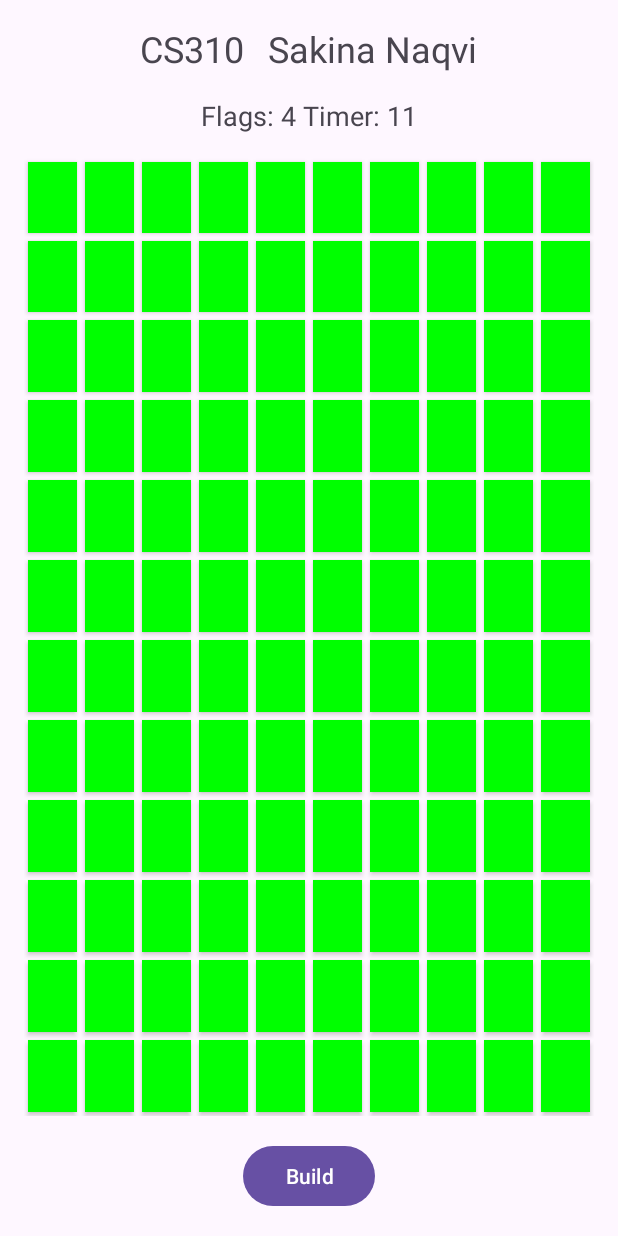
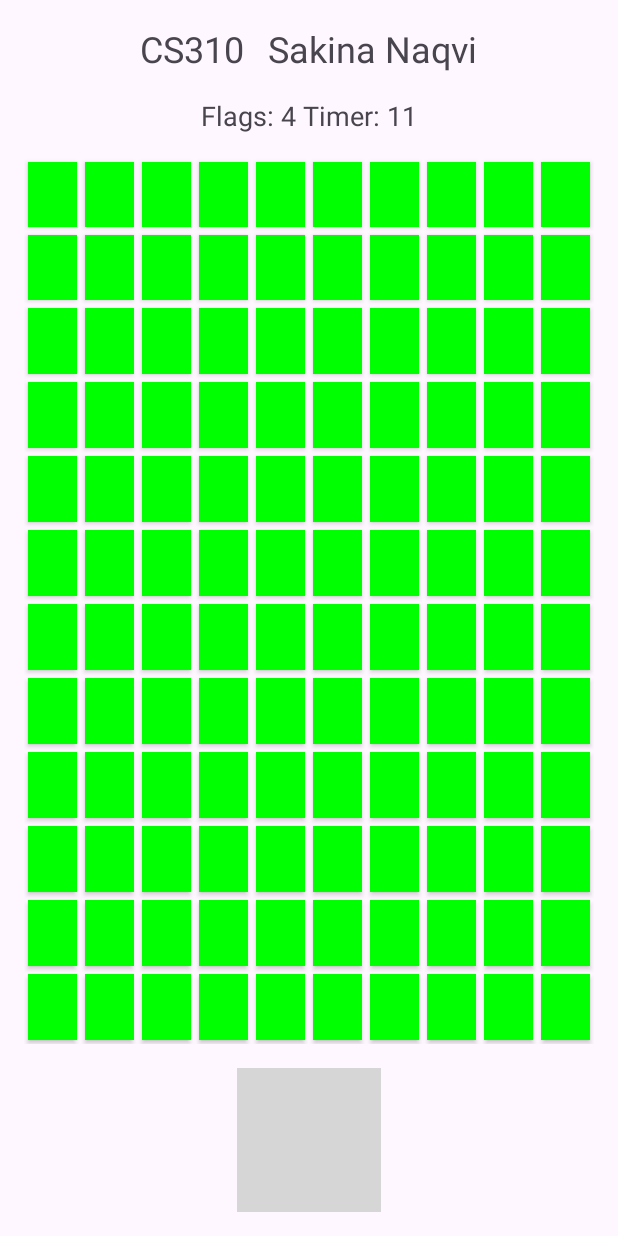
Before and after one commit to sakinanaqvi/Mine-Sweeper, an Android app: the screen it shows after launch (MainActivity), after a tap on "Flag", on a phone screen of 412 x 824 dp. Run offline under Robolectric (Android 15) with nearby library versions, the phone set to English and light mode, and no system bars; grey boxes are pictures that could not be loaded.

Commit message:
Includes Icons for Flag and Build Now

```diff
--- a/app/src/main/java/com/example/project1/MainActivity.java
+++ b/app/src/main/java/com/example/project1/MainActivity.java
@@ -51,10 +51,8 @@ public class MainActivity extends AppCompatActivity {
             @Override
             public void onClick(View view) {
                 isFlagged = !isFlagged;
-                if(flagButton.getText() == "Build") flagButton.setText("Flag");
-                else {
-                    flagButton.setText("Build");
-                }
+               if(isFlagged == true) flagButton.setBackgroundResource(R.drawable.ic_build);
+               else flagButton.setBackgroundResource(R.drawable.ic_flag);
             }
         });
     }
```
